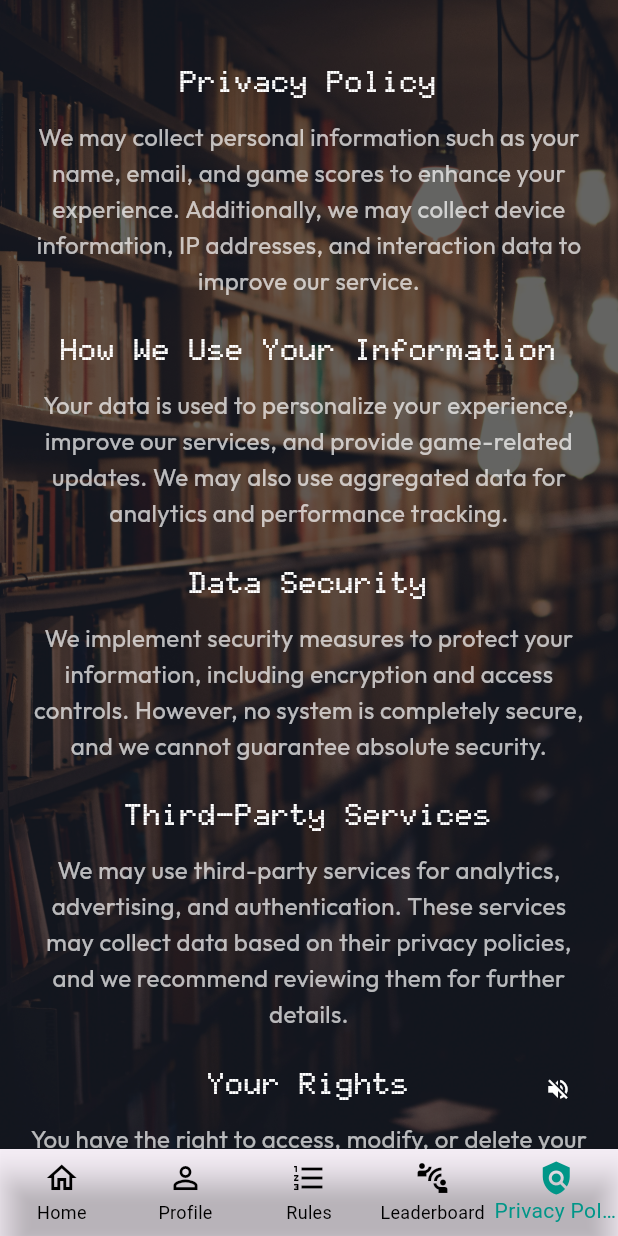
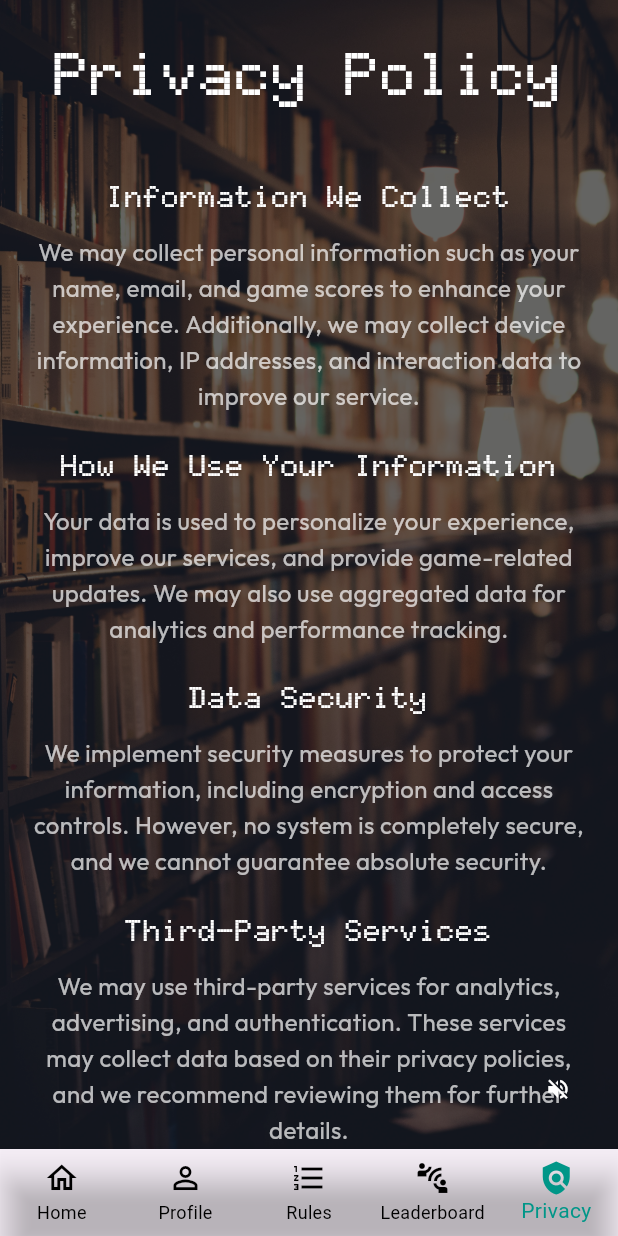
Before and after one commit to johnsonmau/trivia-ui, a Flutter app: the PrivacyPolicyPage screen opened by its route, on a phone screen of 412 x 824 dp. Run offline on Flutter 3.47's test engine with Material 3 defaults, Android fonts, the phone set to English and light mode, and no system bars; our stand-ins replace audioplayers, auto_size_text, country_picker, flutter_native_timezone, google_fonts, html_unescape and 2 more; missing offline and left inert: flag; accounts and stored records are empty; network calls fail.

Commit message:
adding privacy policy

```diff
--- a/lib/custom_bottom_nav.dart
+++ b/lib/custom_bottom_nav.dart
@@ -42,7 +42,7 @@ class BottomNavBar extends StatelessWidget {
         ),
         BottomNavigationBarItem(
           icon: Icon(Icons.policy),
-          label: 'Privacy Policy',
+          label: 'Privacy',
         ),
       ],
       selectedItemColor: Colors.teal,
--- a/lib/privacy_policy_page.dart
+++ b/lib/privacy_policy_page.dart
@@ -76,9 +76,10 @@ class _PrivacyPolicyPageState extends State<PrivacyPolicyPage> {
                   child: Column(
                     crossAxisAlignment: CrossAxisAlignment.start,
                     children: [
-                      const SizedBox(height: 20),
+                      _buildTitle("Privacy Policy"),
+                      const SizedBox(height: 40),
                       _buildSection(
-                        "Privacy Policy",
+                        "Information We Collect",
                         "We may collect personal information such as your name, email, and game scores to enhance your experience. Additionally, we may collect device information, IP addresses, and interaction data to improve our service.",
                       ),
                       const SizedBox(height: 20),
@@ -157,18 +158,20 @@ class _PrivacyPolicyPageState extends State<PrivacyPolicyPage> {
   }
 
   Widget _buildTitle(String title) {
-    return Text(
-      title,
-      style: GoogleFonts.outfit(
-        textStyle: const TextStyle(
-          fontSize: 32,
-          fontWeight: FontWeight.bold,
+    return Center(
+      child: Text(
+        title,
+        style: TextStyle(
+          fontSize: 40,
+          fontFamily: 'Doto',
+          fontWeight: FontWeight.w900,
           color: Colors.white,
         ),
+        textAlign: TextAlign.center,
       ),
-      textAlign: TextAlign.center,
     );
   }
+
 
   Widget _buildSection(String title, String content) {
     return Column(
@@ -181,7 +184,7 @@ class _PrivacyPolicyPageState extends State<PrivacyPolicyPage> {
               fontFamily: 'Doto',
               fontWeight: FontWeight.w900,
               color: Colors.white),
-              textAlign: TextAlign.center,
+          textAlign: TextAlign.center,
         ),
         const SizedBox(height: 10),
         Text(
```
Also changed, not shown: lib/game_rules_page.dart (+11 -10 lines).
